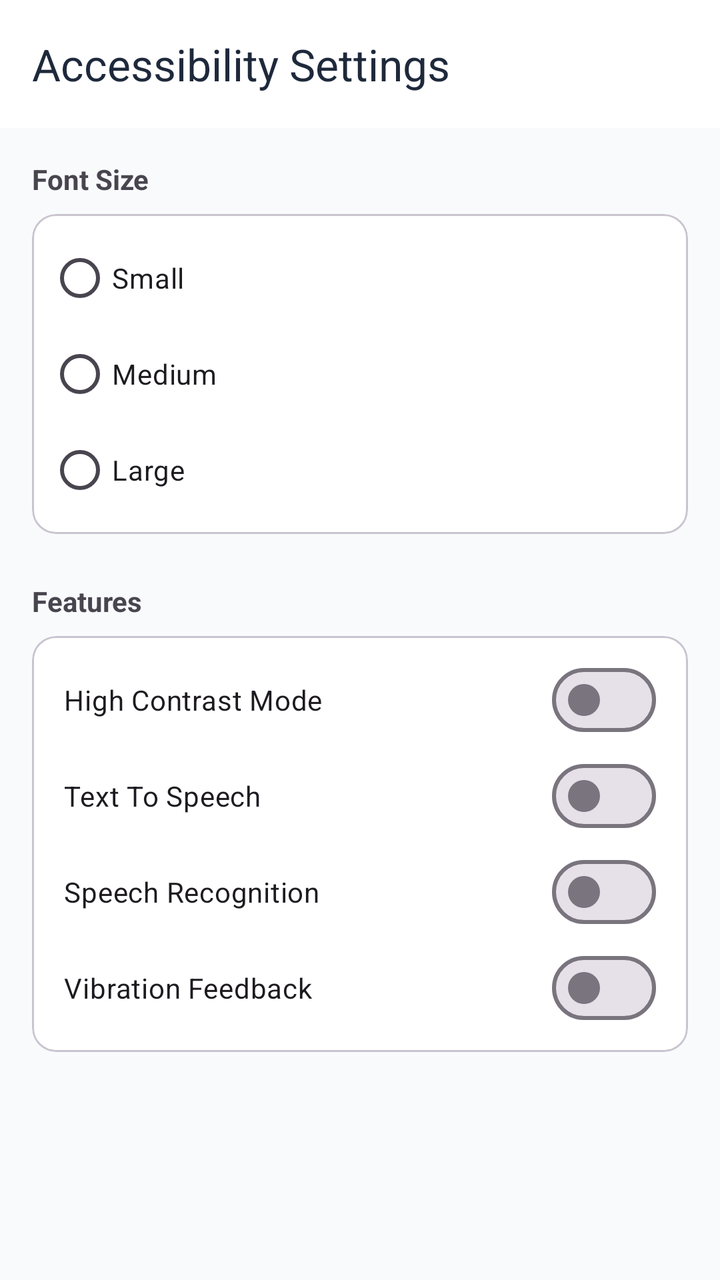
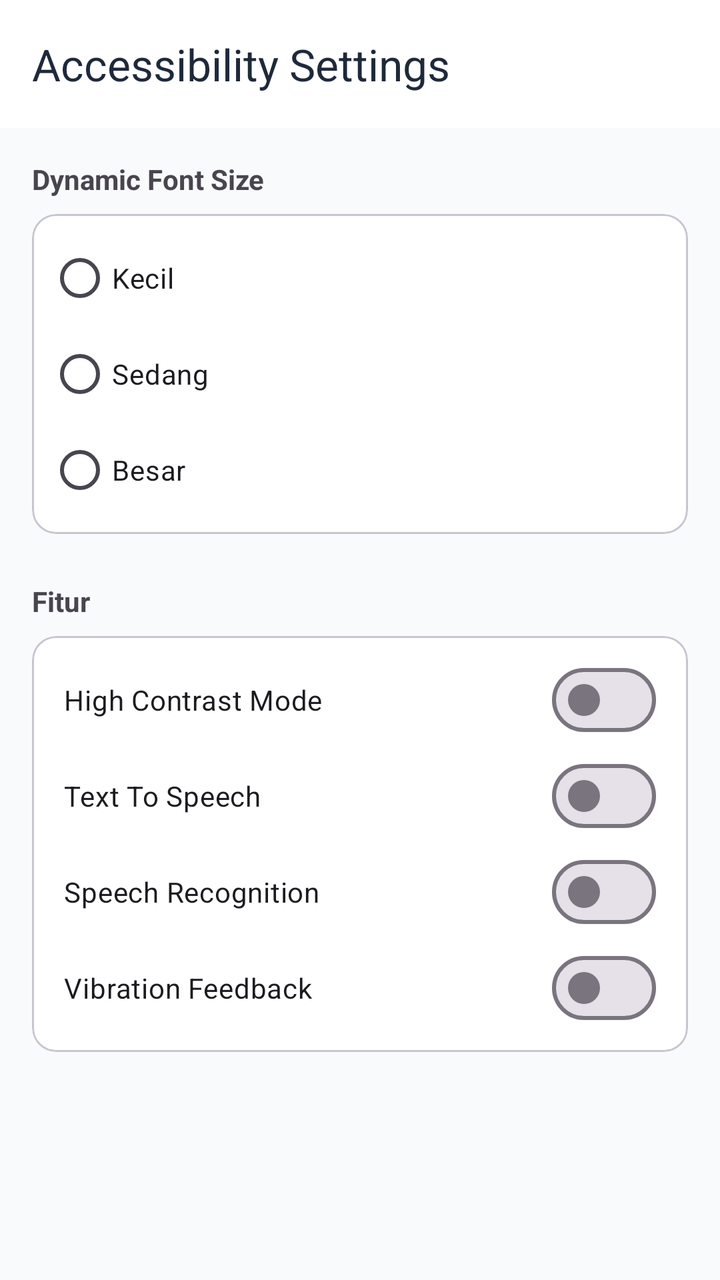

The first picture is an Android layout as it rendered before a commit; the second is the same layout after the commit. The layout source and the unified diff follow.
<!-- AndroidManifest.xml: application theme Theme.TemuCashflow -->
<!-- res/layout/activity_accessibility_settings.xml -->
<?xml version="1.0" encoding="utf-8"?>
<LinearLayout xmlns:android="http://schemas.android.com/apk/res/android"
    xmlns:app="http://schemas.android.com/apk/res-auto"
    android:layout_width="match_parent"
    android:layout_height="match_parent"
    android:orientation="vertical"
    android:background="@color/background">

    <com.google.android.material.appbar.MaterialToolbar
        android:id="@+id/toolbar"
        android:layout_width="match_parent"
        android:layout_height="?attr/actionBarSize"
        android:background="@color/surface"
        app:title="Accessibility Settings"
        app:titleTextColor="@color/text_primary" />

    <ScrollView
        android:layout_width="match_parent"
        android:layout_height="match_parent">

        <LinearLayout
            android:layout_width="match_parent"
            android:layout_height="wrap_content"
            android:orientation="vertical"
            android:padding="16dp">

            
            <TextView
                android:layout_width="wrap_content"
                android:layout_height="wrap_content"
                android:text="Font Size"
                android:textStyle="bold"
                android:layout_marginBottom="8dp" />

            <com.google.android.material.card.MaterialCardView
                android:layout_width="match_parent"
                android:layout_height="wrap_content"
                app:cardCornerRadius="12dp"
                app:cardElevation="0dp"
                android:backgroundTint="@color/surface">
                <RadioGroup
                    android:id="@+id/rgFontSize"
                    android:layout_width="match_parent"
                    android:layout_height="wrap_content"
                    android:padding="8dp">
                    <RadioButton android:id="@+id/rbSmall" android:layout_width="match_parent" android:layout_height="wrap_content" android:text="Small" />
                    <RadioButton android:id="@+id/rbMedium" android:layout_width="match_parent" android:layout_height="wrap_content" android:text="Medium" />
                    <RadioButton android:id="@+id/rbLarge" android:layout_width="match_parent" android:layout_height="wrap_content" android:text="Large" />
                </RadioGroup>
            </com.google.android.material.card.MaterialCardView>

            
            <TextView
                android:layout_width="wrap_content"
                android:layout_height="wrap_content"
                android:text="Features"
                android:textStyle="bold"
                android:layout_marginTop="24dp"
                android:layout_marginBottom="8dp" />

            <com.google.android.material.card.MaterialCardView
                android:layout_width="match_parent"
                android:layout_height="wrap_content"
                app:cardCornerRadius="12dp"
                app:cardElevation="0dp"
                android:backgroundTint="@color/surface">
                <LinearLayout
                    android:layout_width="match_parent"
                    android:layout_height="wrap_content"
                    android:orientation="vertical"
                    android:padding="8dp">

                    <com.google.android.material.materialswitch.MaterialSwitch
                        android:id="@+id/switchHighContrast"
                        android:layout_width="match_parent"
                        android:layout_height="wrap_content"
                        android:text="High Contrast Mode"
                        android:padding="8dp" />

                    <com.google.android.material.materialswitch.MaterialSwitch
                        android:id="@+id/switchTts"
                        android:layout_width="match_parent"
                        android:layout_height="wrap_content"
                        android:text="Text To Speech"
                        android:padding="8dp" />

                    <com.google.android.material.materialswitch.MaterialSwitch
                        android:id="@+id/switchSpeechRecog"
                        android:layout_width="match_parent"
                        android:layout_height="wrap_content"
                        android:text="Speech Recognition"
                        android:padding="8dp" />

                    <com.google.android.material.materialswitch.MaterialSwitch
                        android:id="@+id/switchVibration"
                        android:layout_width="match_parent"
                        android:layout_height="wrap_content"
                        android:text="Vibration Feedback"
                        android:padding="8dp" />

                </LinearLayout>
            </com.google.android.material.card.MaterialCardView>

        </LinearLayout>
    </ScrollView>
</LinearLayout>
<!-- resources referenced by this layout -->
<resources>
  <color name="background">#F8FAFC</color>
  <color name="surface">#FFFFFF</color>
  <color name="text_primary">#1E293B</color>
  <style name="Theme.TemuCashflow" parent="Theme.Material3.DayNight.NoActionBar">
          <item name="colorPrimary">@color/primary</item>
          <item name="colorOnPrimary">@color/white</item>
          <item name="colorPrimaryContainer">@color/blue_light</item>
          <item name="colorOnPrimaryContainer">@color/primary</item>
  
          <item name="colorSecondary">@color/secondary</item>
          <item name="colorOnSecondary">@color/white</item>
  
          <item name="colorError">@color/danger</item>
          <item name="colorOnError">@color/white</item>
  
          <item name="android:windowBackground">@color/background</item>
          <item name="colorSurface">@color/surface</item>
          <item name="colorOnSurface">@color/text_primary</item>
  
          
          <item name="android:statusBarColor">@android:color/transparent</item>
          <item name="android:navigationBarColor">@android:color/transparent</item>
          <item name="android:windowTranslucentStatus">false</item>
          <item name="android:windowTranslucentNavigation">false</item>
          <item name="android:windowDrawsSystemBarBackgrounds">true</item>
          <item name="android:fitsSystemWindows">false</item>
  
          
          <item name="android:windowLightStatusBar">?attr/isLightTheme</item>
      </style>
  <color name="primary">#2563EB</color>
  <color name="white">#FFFFFF</color>
  <color name="blue_light">#DBEAFE</color>
  <color name="secondary">#60A5FA</color>
  <color name="danger">#EF4444</color>
</resources>

<!-- the commit's change to res/layout/activity_accessibility_settings.xml (unified diff, before → after) -->
@@ -11,7 +11,7 @@
         android:layout_width="match_parent"
         android:layout_height="?attr/actionBarSize"
         android:background="@color/surface"
-        app:title="Accessibility Settings"
+        app:title="@string/accessibility_settings"
         app:titleTextColor="@color/text_primary" />
 
     <ScrollView
@@ -28,7 +28,7 @@
             <TextView
                 android:layout_width="wrap_content"
                 android:layout_height="wrap_content"
-                android:text="Font Size"
+                android:text="@string/font_size_label"
                 android:textStyle="bold"
                 android:layout_marginBottom="8dp" />
 
@@ -43,9 +43,9 @@
                     android:layout_width="match_parent"
                     android:layout_height="wrap_content"
                     android:padding="8dp">
-                    <RadioButton android:id="@+id/rbSmall" android:layout_width="match_parent" android:layout_height="wrap_content" android:text="Small" />
-                    <RadioButton android:id="@+id/rbMedium" android:layout_width="match_parent" android:layout_height="wrap_content" android:text="Medium" />
-                    <RadioButton android:id="@+id/rbLarge" android:layout_width="match_parent" android:layout_height="wrap_content" android:text="Large" />
+                    <RadioButton android:id="@+id/rbSmall" android:layout_width="match_parent" android:layout_height="wrap_content" android:text="@string/label_small" />
+                    <RadioButton android:id="@+id/rbMedium" android:layout_width="match_parent" android:layout_height="wrap_content" android:text="@string/label_medium" />
+                    <RadioButton android:id="@+id/rbLarge" android:layout_width="match_parent" android:layout_height="wrap_content" android:text="@string/label_large" />
                 </RadioGroup>
             </com.google.android.material.card.MaterialCardView>
 
@@ -53,7 +53,7 @@
             <TextView
                 android:layout_width="wrap_content"
                 android:layout_height="wrap_content"
-                android:text="Features"
+                android:text="@string/label_features"
                 android:textStyle="bold"
                 android:layout_marginTop="24dp"
                 android:layout_marginBottom="8dp" />
@@ -74,28 +74,28 @@
                         android:id="@+id/switchHighContrast"
                         android:layout_width="match_parent"
                         android:layout_height="wrap_content"
-                        android:text="High Contrast Mode"
+                        android:text="@string/high_contrast_label"
                         android:padding="8dp" />
 
                     <com.google.android.material.materialswitch.MaterialSwitch
                         android:id="@+id/switchTts"
                         android:layout_width="match_parent"
                         android:layout_height="wrap_content"
-                        android:text="Text To Speech"
+                        android:text="@string/tts_label"
                         android:padding="8dp" />
 
                     <com.google.android.material.materialswitch.MaterialSwitch
                         android:id="@+id/switchSpeechRecog"
                         android:layout_width="match_parent"
                         android:layout_height="wrap_content"
-                        android:text="Speech Recognition"
+                        android:text="@string/speech_rec_label"
                         android:padding="8dp" />
 
                     <com.google.android.material.materialswitch.MaterialSwitch
                         android:id="@+id/switchVibration"
                         android:layout_width="match_parent"
                         android:layout_height="wrap_content"
-                        android:text="Vibration Feedback"
+                        android:text="@string/vibration_label"
                         android:padding="8dp" />
 
                 </LinearLayout>
<!-- resource entries referenced after the edit -->
@@ -3,6 +3,16 @@
   <color name="background">#F8FAFC</color>
   <color name="surface">#FFFFFF</color>
   <color name="text_primary">#1E293B</color>
+  <string name="accessibility_settings">Accessibility Settings</string>
+  <string name="font_size_label">Dynamic Font Size</string>
+  <string name="high_contrast_label">High Contrast Mode</string>
+  <string name="label_features">Fitur</string>
+  <string name="label_large">Besar</string>
+  <string name="label_medium">Sedang</string>
+  <string name="label_small">Kecil</string>
+  <string name="speech_rec_label">Speech Recognition</string>
+  <string name="tts_label">Text To Speech</string>
+  <string name="vibration_label">Vibration Feedback</string>
   <style name="Theme.TemuCashflow" parent="Theme.Material3.DayNight.NoActionBar">
           <item name="colorPrimary">@color/primary</item>
           <item name="colorOnPrimary">@color/white</item>
